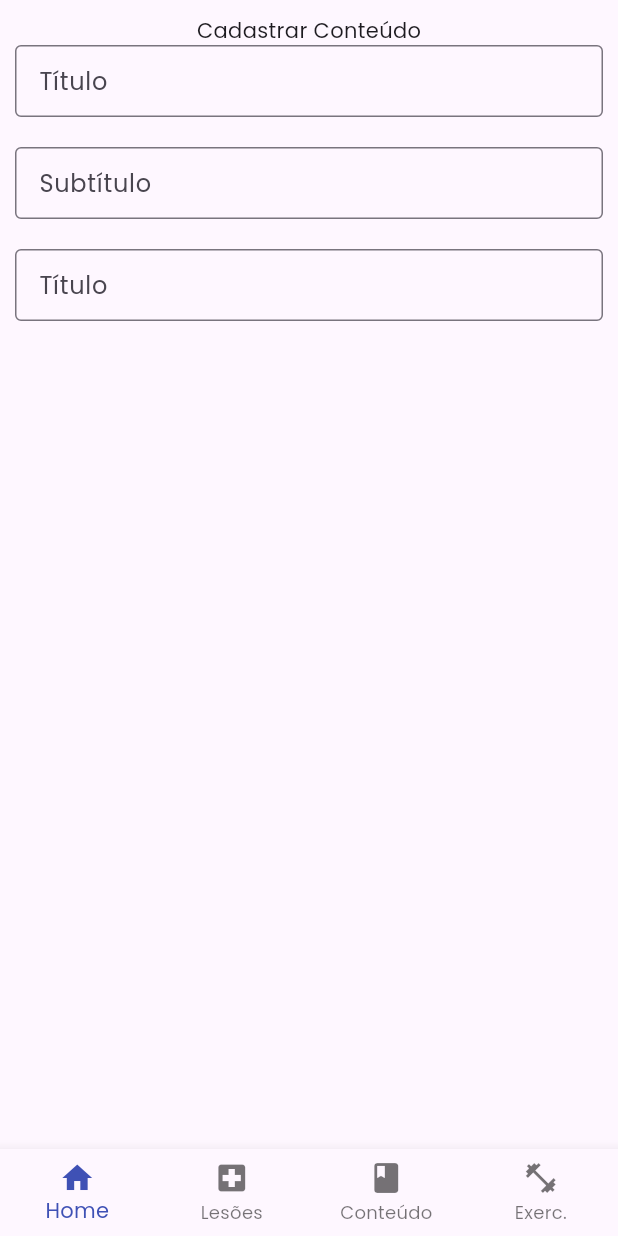
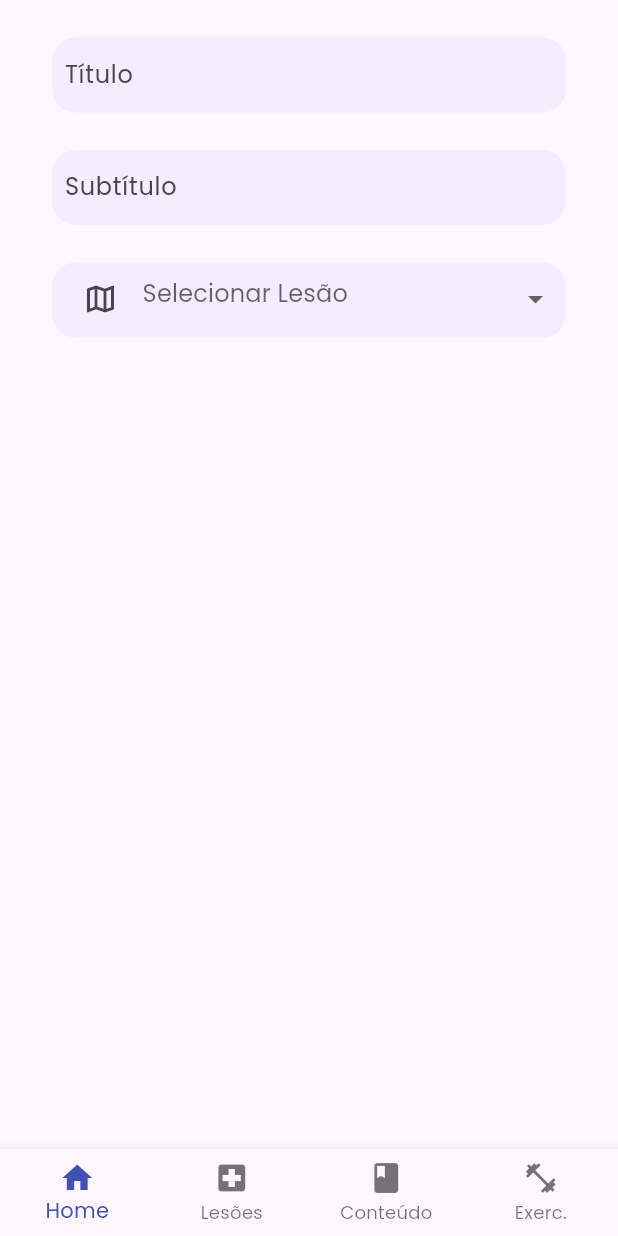
Before and after one commit to dvdgd/prev-ler-proj-mobile, a Flutter app: the ContentPage screen opened directly, on a phone screen of 412 x 824 dp. Run offline on Flutter 3.47's test engine with Material 2 defaults, Android fonts, the phone set to English and light mode, and no system bars; our stand-ins replace flutter_dotenv, flutter_riverpod, flutter_secure_storage; accounts and stored records are empty.

Commit message:
forms cadastro conteudo

```diff
--- a/lib/pages/auths/register_medic_page.dart
+++ b/lib/pages/auths/register_medic_page.dart
@@ -86,7 +86,7 @@ class _RegisterMedicPageState extends State<RegisterMedicPage> {
                 hintText: 'Numero CRM',
                 prefixIcon: const Icon(Icons.numbers_outlined),
               ),
-              CustomDropdownButton(controller: _ufCrmController, list: const [
+              CustomDropdownButton(controller: _ufCrmController, hintText: 'Selecione um estado', list: const [
                 'AC',
                 'AL',
                 'AP',
--- a/lib/pages/conteudo/cadastro_conteudo.dart
+++ b/lib/pages/conteudo/cadastro_conteudo.dart
@@ -1,7 +1,9 @@
 import 'package:flutter/material.dart';
+import 'package:menu_lateral/widgets/custom_dropdown_button.dart';
+import 'package:menu_lateral/widgets/custom_text_field.dart';
 
 void main() {
-  runApp(ContentPage());
+  runApp(const ContentPage());
 }
 
 class ContentPage extends StatefulWidget {
@@ -12,7 +14,11 @@ class ContentPage extends StatefulWidget {
 }
 
 class _ContentPageState extends State<ContentPage> {
-  @override
+  final _tituloController = TextEditingController();
+  final _subtituloController = TextEditingController();
+  final _lesaoController = TextEditingController();
+  final _descricaoController = TextEditingController();
+
   int _selectedIndex = 0;
 
   void _onItemTapped(int index) {
@@ -20,32 +26,38 @@ class _ContentPageState extends State<ContentPage> {
       _selectedIndex = index;
     });
   }
-
   @override
   Widget build(BuildContext context) {
     return Scaffold(
       body: Padding(
-        padding: EdgeInsets.all(10),
+        padding: const EdgeInsets.all(15),
         child: Column(
-          children: [
-            Text(
-              'Cadastrar Conteúdo',
-              textAlign: TextAlign.left,
+          children : [
+            CustomTextField(controller: _tituloController, hintText: 'Título'),
+            const SizedBox(
+              height: 15,
+              width: 15,
             ),
-            FieldsConteudo(label: 'Título'),
+            CustomTextField(controller: _subtituloController, hintText: 'Subtítulo'),
             const SizedBox(
-              height: 20,
+              height: 15,
+              width: 15,
             ),
-            FieldsConteudo(label: 'Subtítulo'),
+            CustomDropdownButton(controller: _lesaoController, hintText: 'Selecionar Lesão', list: const [
+              'Tendinite',
+              'Bursite',
+              'Miosites',
+              'Tenossinovite',
+              'Sinovite',
+              'Lumbago'
+            ],
+            ),
             const SizedBox(
-              height: 20,
-            ),
-            FieldsConteudo(label: 'Título'),
-            const SizedBox(
-              height: 20,
+              height: 15,
+              width: 15,
             ),
           ],
-        ),
+      ),
       ),
       bottomNavigationBar: BottomNavigationBar(
         type: BottomNavigationBarType.fixed,
@@ -74,19 +86,3 @@ class _ContentPageState extends State<ContentPage> {
     );
   }
 }
-
-class FieldsConteudo extends StatelessWidget {
-  final String label;
-  const FieldsConteudo({super.key, required this.label});
-
-  @override
-  Widget build(BuildContext context) {
-    return TextField(
-      decoration: InputDecoration(
-        labelText: label,
-        border: OutlineInputBorder(),
-        isDense: true,
-      ),
-    );
-  }
-}
--- a/lib/widgets/custom_dropdown_button.dart
+++ b/lib/widgets/custom_dropdown_button.dart
@@ -5,11 +5,13 @@ import '../theme/theme_colors.dart';
 class CustomDropdownButton extends StatefulWidget {
   final TextEditingController controller;
   final List list;
+  final String hintText;
 
   const CustomDropdownButton({
     super.key,
     required this.controller,
     required this.list,
+    required this.hintText,
   });
 
   @override
@@ -47,10 +49,10 @@ class _CustomDropdownButtonState extends State<CustomDropdownButton> {
               });
             }
           },
-          decoration: const InputDecoration(
-            hintText: 'Selecione um estado',
+          decoration: InputDecoration(
+            hintText: widget.hintText,
             border: InputBorder.none,
-            prefixIcon: Icon(Icons.map_outlined),
+            prefixIcon: const Icon(Icons.map_outlined),
           ),
         ),
       ),
```
